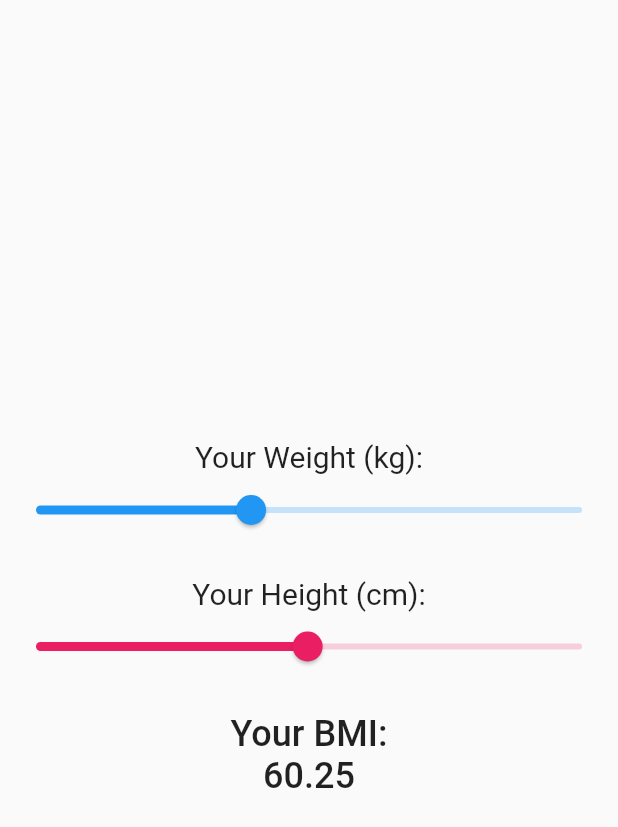
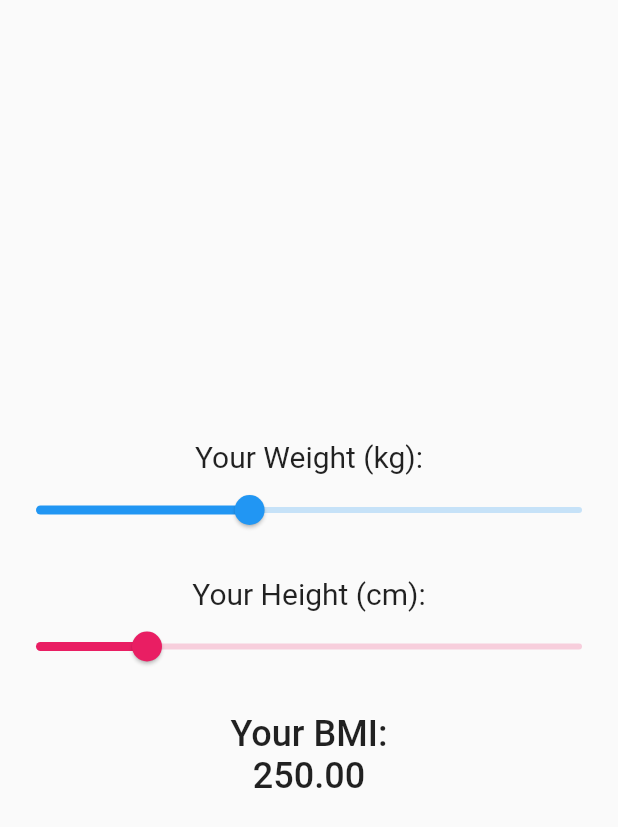
Before and after one commit to Dzaky02/flutter_multi_provider, a Flutter app: the screen it shows after launch, on a phone screen of 412 x 824 dp. Shown: the top 827 px of the screen. Run offline on Flutter 3.47's test engine with Material 2 defaults, Android fonts, the phone set to English and light mode, and no system bars.

Commit message:
Adding Height Provider and Weight Provider.

```diff
--- a/lib/home_page.dart
+++ b/lib/home_page.dart
@@ -1,4 +1,9 @@
+import 'dart:math';
+
 import 'package:flutter/material.dart';
+import 'package:flutter_multi_provider/provider/height_provider.dart';
+import 'package:flutter_multi_provider/provider/weight_provider.dart';
+import 'package:provider/provider.dart';
 
 class HomePage extends StatelessWidget {
   @override
@@ -14,13 +19,19 @@ class HomePage extends StatelessWidget {
                 fontSize: 20,
               ),
             ),
-            Slider(
+            Consumer<WeightProvider>(
+              builder: (context, weightProvider, _) => Slider(
                 min: 1,
                 max: 100,
-              value: 40,
+                divisions: 100,
+                label: weightProvider.weight.round().toString(),
+                value: weightProvider.weight,
                 onChanged: (value) {
+                  value = value.roundToDouble();
                   print('Weight: $value');
+                  weightProvider.weight = value;
                 },
+              ),
             ),
             SizedBox(
               height: 20,
@@ -31,25 +42,35 @@ class HomePage extends StatelessWidget {
                 fontSize: 20,
               ),
             ),
-            Slider(
+            Consumer<HeightProvider>(
+              builder: (context, heightProvider, _) => Slider(
                 min: 1,
                 max: 200,
-              value: 100,
+                divisions: 100,
+                label: heightProvider.height.round().toString(),
+                value: heightProvider.height,
                 activeColor: Colors.pink,
                 inactiveColor: Colors.pink.withOpacity(0.2),
                 onChanged: (value) {
+                  value = value.roundToDouble();
                   print('Height: $value');
+                  heightProvider.height = value;
                 },
+              ),
             ),
             SizedBox(
               height: 20,
             ),
-            Text(
-              'Your BMI:\n60.25',
+            Consumer<WeightProvider>(
+              builder: (context, weightProvider, _) => Consumer<HeightProvider>(
+                builder: (context, heightProvider, _) => Text(
+                  'Your BMI:\n${(weightProvider.weight / pow(heightProvider.height / 100, 2)).toStringAsFixed(2 )}',
                   textAlign: TextAlign.center,
                   style: TextStyle(
                     fontSize: 24,
                     fontWeight: FontWeight.w500,
+                  ),
+                ),
               ),
             ),
           ],
--- a/lib/main.dart
+++ b/lib/main.dart
@@ -1,4 +1,7 @@
 import 'package:flutter/material.dart';
+import 'package:flutter_multi_provider/provider/height_provider.dart';
+import 'package:flutter_multi_provider/provider/weight_provider.dart';
+import 'package:provider/provider.dart';
 
 import 'home_page.dart';
 
@@ -10,9 +13,15 @@ class MyApp extends StatelessWidget {
   // This widget is the root of your application.
   @override
   Widget build(BuildContext context) {
-    return MaterialApp(
-      debugShowCheckedModeBanner: false,
-      home: HomePage(),
+    return ChangeNotifierProvider<WeightProvider>(
+      create: (context) => WeightProvider(),
+      child: ChangeNotifierProvider<HeightProvider>(
+        create: (context) => HeightProvider(),
+        child: MaterialApp(
+          debugShowCheckedModeBanner: false,
+          home: HomePage(),
+        ),
+      ),
     );
   }
 }
--- /dev/null
+++ b/lib/provider/height_provider.dart
@@ -0,0 +1,14 @@
+import 'package:flutter/foundation.dart';
+
+import 'package:flutter/material.dart';
+
+class HeightProvider with ChangeNotifier {
+  double _height = 40;
+
+  double get height => _height;
+
+  set height(double newValue) {
+    _height = newValue;
+    notifyListeners();
+  }
+}
--- /dev/null
+++ b/lib/provider/weight_provider.dart
@@ -0,0 +1,14 @@
+import 'package:flutter/foundation.dart';
+
+import 'package:flutter/material.dart';
+
+class WeightProvider with ChangeNotifier {
+  double _weight = 40;
+
+  double get weight => _weight;
+
+  set weight(double newValue) {
+    _weight = newValue;
+    notifyListeners();
+  }
+}
```
Lines whose indentation alone changed are shown as unchanged.
